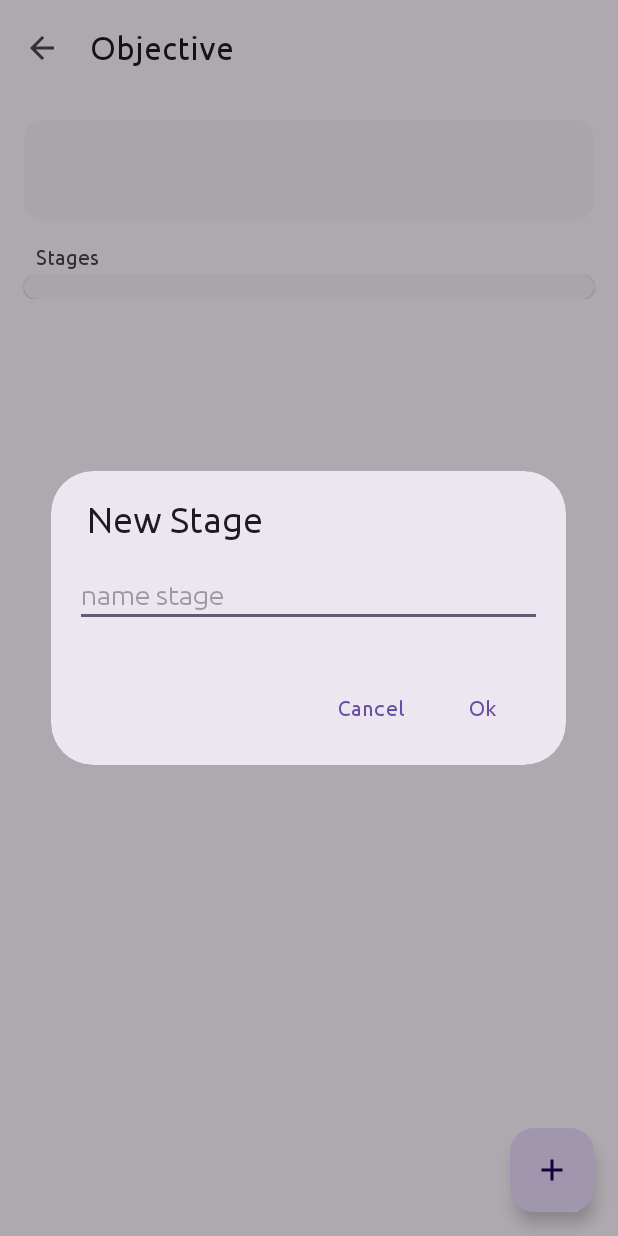
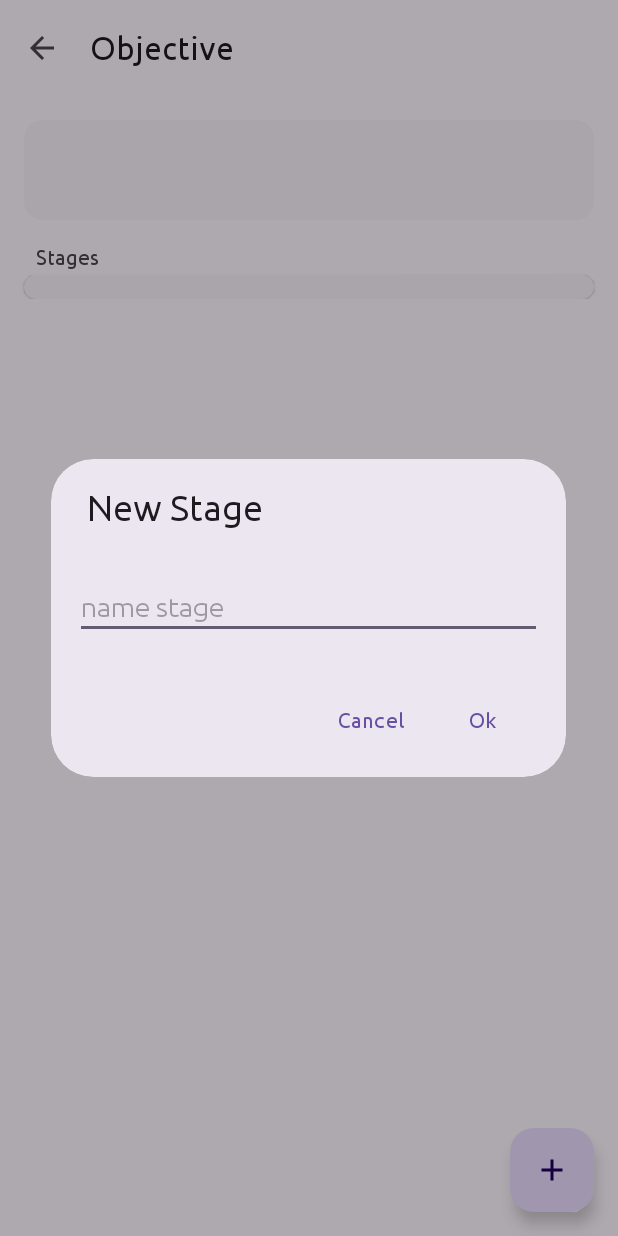
Before and after one commit to igor9206/Seal, an Android app: the DetailObjectiveFragment screen opened through its navigation route, after a tap on an icon or button, on a phone screen of 412 x 824 dp. Run offline under Robolectric (Android 15) with nearby library versions, the phone set to English and light mode, and no system bars; our stand-ins replace Dagger/Hilt's generated code, Room's generated code.

Commit message:
correct error

```diff
--- a/app/src/main/java/ru/kor/seal/adapter/ObjectiveAdapter.kt
+++ b/app/src/main/java/ru/kor/seal/adapter/ObjectiveAdapter.kt
@@ -9,17 +9,17 @@ import androidx.recyclerview.widget.ListAdapter
 import androidx.recyclerview.widget.RecyclerView
 import ru.kor.seal.R
 import ru.kor.seal.databinding.CardObjectiveBinding
-import ru.kor.seal.dto.Objective
+import ru.kor.seal.model.ObjectiveModel
 
 
 interface OnInteractionClickListener {
-    fun removeObjective(objective: Objective)
-    fun openCard(objective: Objective)
+    fun removeObjective(objective: ObjectiveModel)
+    fun openCard(objective: ObjectiveModel)
 }
 
 class ObjectiveAdapter(
     private val onInteractionClickListener: OnInteractionClickListener
-) : ListAdapter<Objective, ObjectiveVH>(ItemCB()) {
+) : ListAdapter<ObjectiveModel, ObjectiveVH>(ItemCB()) {
 
     override fun onCreateViewHolder(parent: ViewGroup, viewType: Int): ObjectiveVH {
         val binding =
@@ -38,10 +38,10 @@ class ObjectiveVH(
     private val binding: CardObjectiveBinding,
     private val onInteractionClickListener: OnInteractionClickListener
 ) : RecyclerView.ViewHolder(binding.root) {
-    fun bind(objective: Objective) {
+    fun bind(objective: ObjectiveModel) {
         with(binding) {
-            name.text = objective.name
-            description.text = objective.description
+            name.text = objective.objective.name
+            description.text = objective.objective.description
 
             cardObjective.setOnClickListener {
                 onInteractionClickListener.openCard(objective)
@@ -68,12 +68,12 @@ class ObjectiveVH(
 }
 
 
-class ItemCB : DiffUtil.ItemCallback<Objective>() {
-    override fun areItemsTheSame(oldItem: Objective, newItem: Objective): Boolean {
-        return oldItem.id == newItem.id
+class ItemCB : DiffUtil.ItemCallback<ObjectiveModel>() {
+    override fun areItemsTheSame(oldItem: ObjectiveModel, newItem: ObjectiveModel): Boolean {
+        return oldItem.objective.id == newItem.objective.id
     }
 
-    override fun areContentsTheSame(oldItem: Objective, newItem: Objective): Boolean {
+    override fun areContentsTheSame(oldItem: ObjectiveModel, newItem: ObjectiveModel): Boolean {
         return oldItem == newItem
     }
 
--- a/app/src/main/java/ru/kor/seal/dao/ObjectiveDao.kt
+++ b/app/src/main/java/ru/kor/seal/dao/ObjectiveDao.kt
@@ -5,10 +5,15 @@ import androidx.room.Dao
 import androidx.room.Delete
 import androidx.room.Insert
 import androidx.room.Query
+import androidx.room.Transaction
 import ru.kor.seal.entity.ObjectiveEntity
+import ru.kor.seal.model.ObjectiveEntityModel
 
 @Dao
 interface ObjectiveDao {
+    @Transaction
+    @Query("SELECT * FROM ObjectiveEntity ORDER BY id DESC")
+    fun getAllObjectiveWithStage(): LiveData<List<ObjectiveEntityModel>>
 
     @Query("SELECT * FROM ObjectiveEntity ORDER BY id DESC")
     fun getAll(): LiveData<List<ObjectiveEntity>>
--- a/app/src/main/java/ru/kor/seal/dao/StageDao.kt
+++ b/app/src/main/java/ru/kor/seal/dao/StageDao.kt
@@ -1,6 +1,5 @@
 package ru.kor.seal.dao
 
-import androidx.lifecycle.LiveData
 import androidx.room.Dao
 import androidx.room.Delete
 import androidx.room.Insert
@@ -10,13 +9,16 @@ import ru.kor.seal.entity.StageEntity
 @Dao
 interface StageDao {
 
-    @Query("SELECT * FROM StageEntity WHERE objectiveId = :id ORDER BY id DESC")
+    @Query("SELECT * FROM StageEntity WHERE objectiveId = :id ORDER BY id ASC")
     suspend fun getById(id: Long): List<StageEntity>
 
     @Insert
     suspend fun insert(stageEntity: StageEntity)
 
     @Delete
-    suspend fun removeById(stageEntity: StageEntity)
+    suspend fun remove(stageEntity: StageEntity)
+
+    @Query("DELETE FROM StageEntity WHERE objectiveId = :id")
+    suspend fun removeByObjectiveId(id: Long)
 
 }
--- a/app/src/main/java/ru/kor/seal/fragment/MainFragment.kt
+++ b/app/src/main/java/ru/kor/seal/fragment/MainFragment.kt
@@ -4,6 +4,7 @@ import android.os.Bundle
 import android.view.LayoutInflater
 import android.view.View
 import android.view.ViewGroup
+import androidx.core.view.isVisible
 import androidx.fragment.app.Fragment
 import androidx.fragment.app.activityViewModels
 import androidx.navigation.fragment.findNavController
@@ -14,7 +15,7 @@ import ru.kor.seal.R
 import ru.kor.seal.adapter.ObjectiveAdapter
 import ru.kor.seal.adapter.OnInteractionClickListener
 import ru.kor.seal.databinding.FragmentMainBinding
-import ru.kor.seal.dto.Objective
+import ru.kor.seal.model.ObjectiveModel
 import ru.kor.seal.viewmodel.ObjectiveViewModel
 
 @AndroidEntryPoint
@@ -29,11 +30,11 @@ class MainFragment : Fragment() {
         val binding = FragmentMainBinding.inflate(inflater, container, false)
 
         val adapter = ObjectiveAdapter(object : OnInteractionClickListener {
-            override fun removeObjective(objective: Objective) {
-                viewModel.removeObjective(objective)
+            override fun removeObjective(objective: ObjectiveModel) {
+                viewModel.removeObjective(objective.objective)
             }
 
-            override fun openCard(objective: Objective) {
+            override fun openCard(objective: ObjectiveModel) {
                 viewModel.setOpenObjective(objective)
                 findNavController().navigate(R.id.action_mainFragment_to_detailObjectiveFragment)
             }
@@ -51,8 +52,9 @@ class MainFragment : Fragment() {
         }
 
 
-        viewModel.dataObjectives.observe(viewLifecycleOwner) {
+        viewModel.data.observe(viewLifecycleOwner) {
             val newItem = it.size > adapter.currentList.size
+            binding.emptyObjective.isVisible = it.isEmpty()
 
             adapter.submitList(it) {
                 if (newItem) {
--- a/app/src/main/java/ru/kor/seal/fragment/detailitem/DetailObjectiveFragment.kt
+++ b/app/src/main/java/ru/kor/seal/fragment/detailitem/DetailObjectiveFragment.kt
@@ -4,6 +4,7 @@ import android.os.Bundle
 import android.view.LayoutInflater
 import android.view.View
 import android.view.ViewGroup
+import androidx.core.view.isVisible
 import androidx.fragment.app.Fragment
 import androidx.fragment.app.activityViewModels
 import androidx.navigation.fragment.findNavController
@@ -23,25 +24,26 @@ class DetailObjectiveFragment : Fragment() {
     ): View {
         val binding = FragmentDetailObjectiveBinding.inflate(inflater, container, false)
 
-        viewModel.dataOpenObjective.observe(viewLifecycleOwner) { objective ->
+        viewModel.data.observe(viewLifecycleOwner) { objectives ->
+            val objective =
+                objectives.find { it.objective.id == viewModel.dataOpenObjective.value?.objective?.id }
+
             if (objective != null) {
-                viewModel.getStage(objective.id)
                 with(binding) {
-                    tvName.text = objective.name
-                    tvDescription.text = objective.description
-                }
-            }
+                    tvName.text = objective.objective.name
+                    tvDescription.text = objective.objective.description
 
-        }
+                    binding.taskContainer.removeAllViews()
+                    binding.cardStage.isVisible = objective.stages.isNotEmpty()
+                    binding.stageTitle.isVisible = objective.stages.isNotEmpty()
+                    binding.stageEmpty.isVisible = objective.stages.isEmpty()
 
-        viewModel.dataStage.observe(viewLifecycleOwner) { stages ->
-            binding.taskContainer.removeAllViews()
-            if (stages.isNotEmpty()) {
-                stages.forEach { stage ->
-                    CardStageBinding.inflate(inflater, binding.taskContainer, true).apply {
-                        radioButton.isChecked = stage.finished
-                        content.text = stage.text
-                    }.root
+                    objective.stages.forEach { stage ->
+                        CardStageBinding.inflate(inflater, binding.taskContainer, true).apply {
+                            radioButton.isChecked = stage.finished
+                            content.text = stage.text
+                        }.root
+                    }
                 }
             }
         }
--- a/app/src/main/java/ru/kor/seal/repository/Repository.kt
+++ b/app/src/main/java/ru/kor/seal/repository/Repository.kt
@@ -3,13 +3,13 @@ package ru.kor.seal.repository
 import androidx.lifecycle.LiveData
 import ru.kor.seal.dto.Objective
 import ru.kor.seal.dto.Stage
+import ru.kor.seal.model.ObjectiveModel
 
 interface Repository {
-    val dataObjective: LiveData<List<Objective>>
-    val dataStage: LiveData<List<Stage>>
+    val data: LiveData<List<ObjectiveModel>>
 
     suspend fun saveObjective(objective: Objective)
     suspend fun removeObjective(objective: Objective)
-    suspend fun getStage(id: Long)
     suspend fun saveStage(stage: Stage)
+    suspend fun removeStageByObjectiveId(id: Long)
 }
--- a/app/src/main/java/ru/kor/seal/repository/RepositoryImpl.kt
+++ b/app/src/main/java/ru/kor/seal/repository/RepositoryImpl.kt
@@ -1,15 +1,15 @@
 package ru.kor.seal.repository
 
 import androidx.lifecycle.LiveData
-import androidx.lifecycle.MutableLiveData
 import androidx.lifecycle.map
 import ru.kor.seal.dao.ObjectiveDao
 import ru.kor.seal.dao.StageDao
 import ru.kor.seal.dto.Objective
 import ru.kor.seal.dto.Stage
-import ru.kor.seal.entity.StageEntity
 import ru.kor.seal.entity.toDto
 import ru.kor.seal.entity.toEntity
+import ru.kor.seal.model.ObjectiveModel
+import ru.kor.seal.model.toDto
 import javax.inject.Inject
 
 
@@ -18,12 +18,15 @@ class RepositoryImpl @Inject constructor(
     private val stageDao: StageDao,
 ) : Repository {
 
-    override val dataObjective: LiveData<List<Objective>> = objectiveDao.getAll().map { list ->
-        list.map { it.toDto() }
-    }
-
-    private val _dataStage = MutableLiveData<List<Stage>>()
-    override val dataStage: LiveData<List<Stage>> = _dataStage
+    override val data: LiveData<List<ObjectiveModel>> =
+        objectiveDao.getAllObjectiveWithStage().map { list ->
+            list.map {
+                ObjectiveModel(
+                    it.objective.toDto(),
+                    it.stages.toDto()
+                )
+            }
+        }
 
     override suspend fun saveObjective(objective: Objective) {
         objectiveDao.insert(objective.toEntity())
@@ -33,16 +36,12 @@ class RepositoryImpl @Inject constructor(
         objectiveDao.removeById(objective.toEntity())
     }
 
-    override suspend fun getStage(id: Long) {
-        val list = stageDao.getById(id).map { stageEntity ->
-            stageEntity.toDto()
-        }
-        _dataStage.value = list
+    override suspend fun saveStage(stage: Stage) {
+        stageDao.insert(stage.toEntity())
     }
 
-    override suspend fun saveStage(stage: Stage) {
-        stageDao.insert(stage.toEntity())
-        getStage(stage.objectiveId)
+    override suspend fun removeStageByObjectiveId(id: Long) {
+        stageDao.removeByObjectiveId(id)
     }
 
 }
--- a/app/src/main/java/ru/kor/seal/viewmodel/ObjectiveViewModel.kt
+++ b/app/src/main/java/ru/kor/seal/viewmodel/ObjectiveViewModel.kt
@@ -8,6 +8,7 @@ import dagger.hilt.android.lifecycle.HiltViewModel
 import kotlinx.coroutines.launch
 import ru.kor.seal.dto.Objective
 import ru.kor.seal.dto.Stage
+import ru.kor.seal.model.ObjectiveModel
 import ru.kor.seal.repository.RepositoryImpl
 import javax.inject.Inject
 
@@ -16,12 +17,11 @@ class ObjectiveViewModel @Inject constructor(
     private val repository: RepositoryImpl
 ) : ViewModel() {
 
-    val dataObjectives = repository.dataObjective
+    val data = repository.data
 
-    private var _dataOpenObjective = MutableLiveData<Objective?>()
-    val dataOpenObjective: LiveData<Objective?> = _dataOpenObjective
+    private var _dataOpenObjective = MutableLiveData<ObjectiveModel?>()
+    val dataOpenObjective: LiveData<ObjectiveModel?> = _dataOpenObjective
 
-    val dataStage: LiveData<List<Stage>> = repository.dataStage
 
     fun saveObjective(name: String, description: String) {
         viewModelScope.launch {
@@ -32,10 +32,11 @@ class ObjectiveViewModel @Inject constructor(
     fun removeObjective(objective: Objective) {
         viewModelScope.launch {
             repository.removeObjective(objective)
+            repository.removeStageByObjectiveId(objective.id)
         }
     }
 
-    fun setOpenObjective(objective: Objective) {
+    fun setOpenObjective(objective: ObjectiveModel) {
         _dataOpenObjective.value = objective
     }
 
@@ -43,18 +44,12 @@ class ObjectiveViewModel @Inject constructor(
         _dataOpenObjective.value = null
     }
 
-    fun getStage(id: Long) {
-        viewModelScope.launch {
-            repository.getStage(id)
-        }
-    }
-
     fun saveStage(text: String) {
         viewModelScope.launch {
             repository.saveStage(
                 Stage(
                     id = 0,
-                    objectiveId = dataOpenObjective.value!!.id,
+                    objectiveId = dataOpenObjective.value!!.objective.id,
                     text = text
                 )
             )
--- a/app/src/main/res/layout/dialog_new_stage.xml
+++ b/app/src/main/res/layout/dialog_new_stage.xml
@@ -8,6 +8,7 @@
         android:id="@+id/nameStage"
         android:layout_width="match_parent"
         android:layout_height="wrap_content"
+        android:layout_marginTop="16dp"
         android:layout_marginHorizontal="16dp"
         android:hint="name stage" />
 
--- a/app/src/main/res/layout/fragment_detail_objective.xml
+++ b/app/src/main/res/layout/fragment_detail_objective.xml
@@ -20,6 +20,15 @@
             app:title="Objective" />
 
     </com.google.android.material.appbar.AppBarLayout>
+
+    <TextView
+        android:id="@+id/stageEmpty"
+        android:layout_width="match_parent"
+        android:layout_height="match_parent"
+        android:fontFamily="@font/ubuntu_light_italic"
+        android:gravity="center"
+        android:text="No stages"
+        android:textSize="24sp" />
 
     <ScrollView
         android:layout_width="match_parent"
@@ -68,12 +77,14 @@
             </com.google.android.material.card.MaterialCardView>
 
             <TextView
+                android:id="@+id/stageTitle"
                 android:layout_width="wrap_content"
                 android:layout_height="wrap_content"
                 android:layout_marginHorizontal="24dp"
                 android:text="Stages" />
 
             <com.google.android.material.card.MaterialCardView
+                android:id="@+id/cardStage"
                 style="@style/Widget.Material3.CardView.Elevated"
                 android:layout_width="match_parent"
                 android:layout_height="wrap_content"
```
Also changed, not shown: app/src/main/java/ru/kor/seal/model/ObjectiveEntityModel.kt (added, +23 -0 lines), app/src/main/java/ru/kor/seal/model/ObjectiveModel.kt (added, +10 -0 lines), app/src/main/res/layout/fragment_main.xml (+26 -9 lines).
